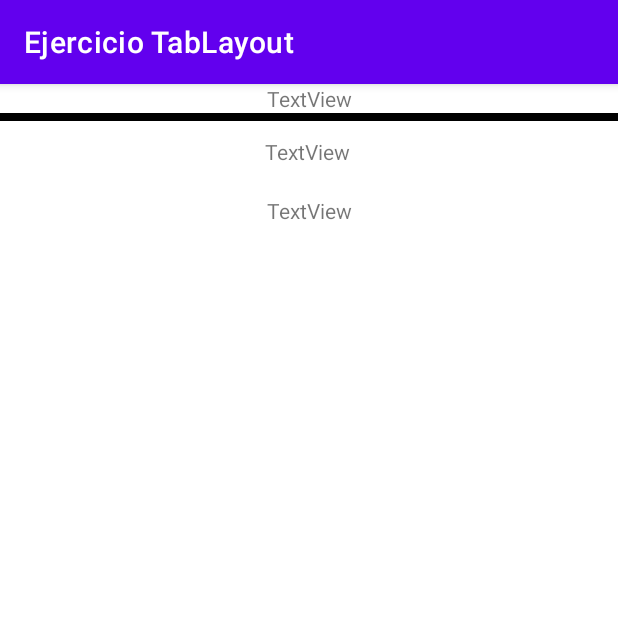
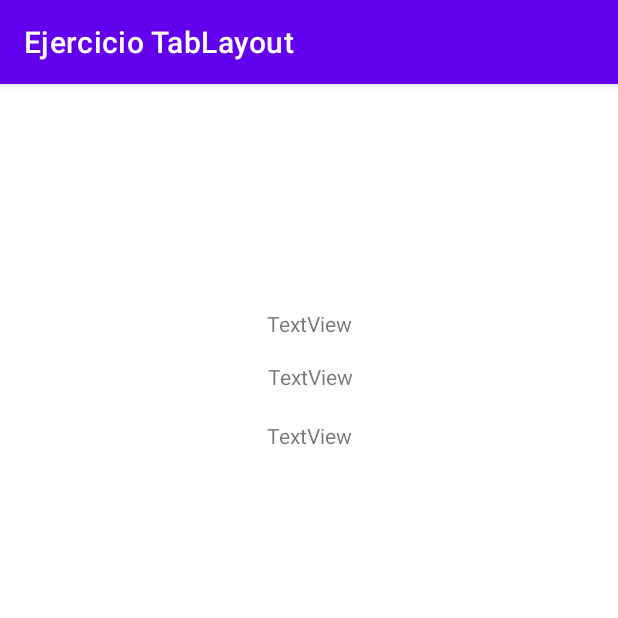
Before and after one commit to javiercatalancas/EjercicioTabLayout, an Android app: the EntryBlogActivity screen opened directly, with no data from a screen before it, on a phone screen of 412 x 824 dp, the top half of it. Run offline under Robolectric (Android 15) with nearby library versions, the light colour scheme and no system bars; 5 statements that could not run were skipped.

Commit message:
24042021
Arreglar las vistas y seguir con el boton2

```diff
--- a/app/src/main/java/com/ejercicio/ejerciciotablayout/EntryBlogActivity.java
+++ b/app/src/main/java/com/ejercicio/ejerciciotablayout/EntryBlogActivity.java
@@ -1,9 +1,12 @@
 package com.ejercicio.ejerciciotablayout;
 
 import android.os.Bundle;
+import android.widget.ImageView;
+import android.widget.TextView;
 
-import androidx.annotation.Nullable;
 import androidx.appcompat.app.AppCompatActivity;
+
+import com.ejercicio.ejerciciotablayout.usingclasses.Pelicula;
 
 public class EntryBlogActivity extends AppCompatActivity {
 
@@ -11,5 +14,22 @@ public class EntryBlogActivity extends AppCompatActivity {
     protected void onCreate( Bundle savedInstanceState) {
         super.onCreate(savedInstanceState);
         setContentView(R.layout.entrypeli_layout);
+
+        Bundle bundle = getIntent().getBundleExtra("extra");
+        Pelicula peli = bundle.getParcelable("objeto");
+
+        ImageView imgheader = findViewById(R.id.imageheader);
+        TextView title = findViewById(R.id.textitle);
+        TextView text3 = findViewById(R.id.textdesc);
+        TextView text4 = findViewById(R.id.textfecha);
+
+        //setTitle(peli.getTitulo());
+        title.setText(peli.getTitulo());
+        text3.setText(peli.getDescripcion());
+        text4.setText(peli.getFecha());
+
+        int url = getResources().getIdentifier(peli.getImagencab(), "drawable", getPackageName());
+        imgheader.setImageResource(url);
+
     }
 }
--- a/app/src/main/res/layout/entrypeli_layout.xml
+++ b/app/src/main/res/layout/entrypeli_layout.xml
@@ -7,46 +7,38 @@
     android:layout_height="match_parent">
 
     <ImageView
-        android:id="@+id/imageView2"
-        android:layout_width="0dp"
-        android:layout_height="wrap_content"
-        android:scaleType="centerCrop"
+        android:id="@+id/imageheader"
+        android:layout_width="150dp"
+        android:layout_height="150dp"
+        android:scaleType="centerInside"
         app:layout_constraintEnd_toEndOf="parent"
         app:layout_constraintStart_toStartOf="parent"
         app:layout_constraintTop_toTopOf="parent"
         tools:srcCompat="@tools:sample/avatars" />
 
     <TextView
-        android:id="@+id/textView2"
+        android:id="@+id/textitle"
         android:layout_width="wrap_content"
         android:layout_height="wrap_content"
         android:text="TextView"
         app:layout_constraintEnd_toEndOf="parent"
         app:layout_constraintStart_toStartOf="parent"
-        app:layout_constraintTop_toBottomOf="@+id/imageView2" />
+        app:layout_constraintTop_toBottomOf="@+id/imageheader" />
 
-    <View
-        android:id="@+id/divider"
-        android:layout_width="match_parent"
-        android:layout_height="5dp"
-        android:background="@color/black"
+    <TextView
+        android:id="@+id/textdesc"
+        android:layout_width="wrap_content"
+        android:layout_height="wrap_content"
+        android:layout_marginStart="178dp"
+        android:layout_marginTop="16dp"
+        android:layout_marginEnd="176dp"
+        android:text="TextView"
         app:layout_constraintEnd_toEndOf="parent"
         app:layout_constraintStart_toStartOf="parent"
-        app:layout_constraintTop_toBottomOf="@+id/textView2" />
+        app:layout_constraintTop_toBottomOf="@+id/textitle" />
 
     <TextView
-        android:id="@+id/textView3"
-        android:layout_width="wrap_content"
-        android:layout_height="wrap_content"
-        android:layout_marginTop="16dp"
-        android:text="TextView"
-        app:layout_constraintEnd_toEndOf="parent"
-        app:layout_constraintHorizontal_bias="0.498"
-        app:layout_constraintStart_toStartOf="@+id/divider"
-        app:layout_constraintTop_toBottomOf="@+id/textView2" />
-
-    <TextView
-        android:id="@+id/textView4"
+        android:id="@+id/textfecha"
         android:layout_width="wrap_content"
         android:layout_height="wrap_content"
         android:layout_marginTop="20dp"
@@ -54,5 +46,5 @@
         app:layout_constraintEnd_toEndOf="parent"
         app:layout_constraintHorizontal_bias="0.501"
         app:layout_constraintStart_toStartOf="parent"
-        app:layout_constraintTop_toBottomOf="@+id/textView3" />
+        app:layout_constraintTop_toBottomOf="@+id/textdesc" />
 </androidx.constraintlayout.widget.ConstraintLayout>
```
